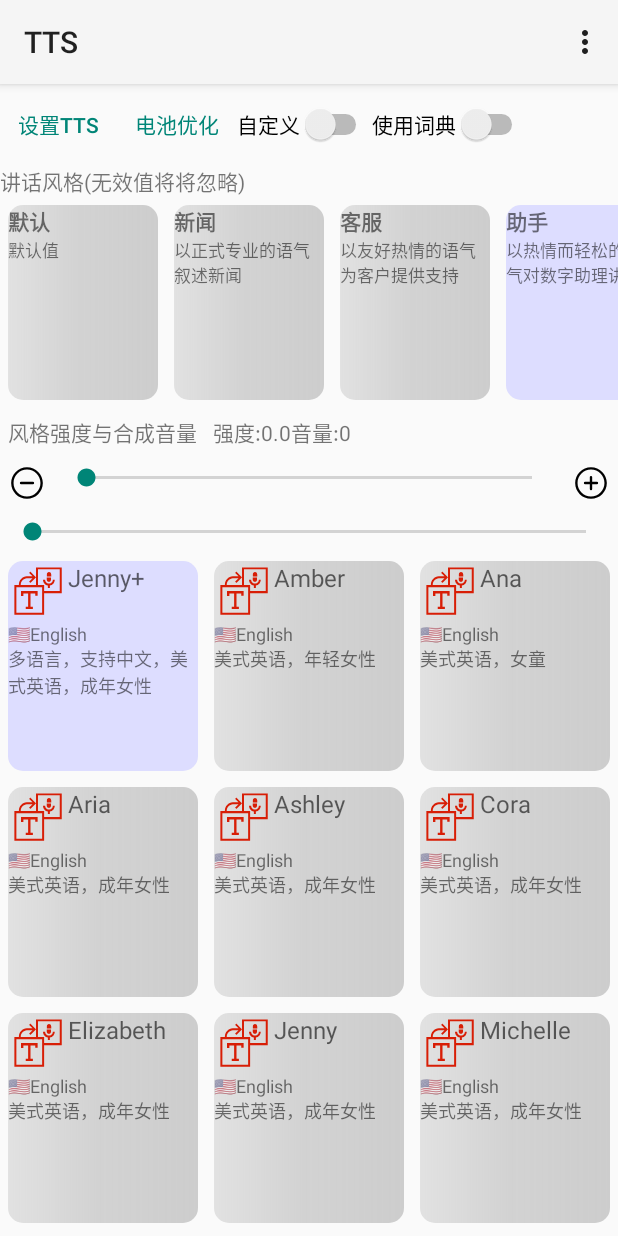
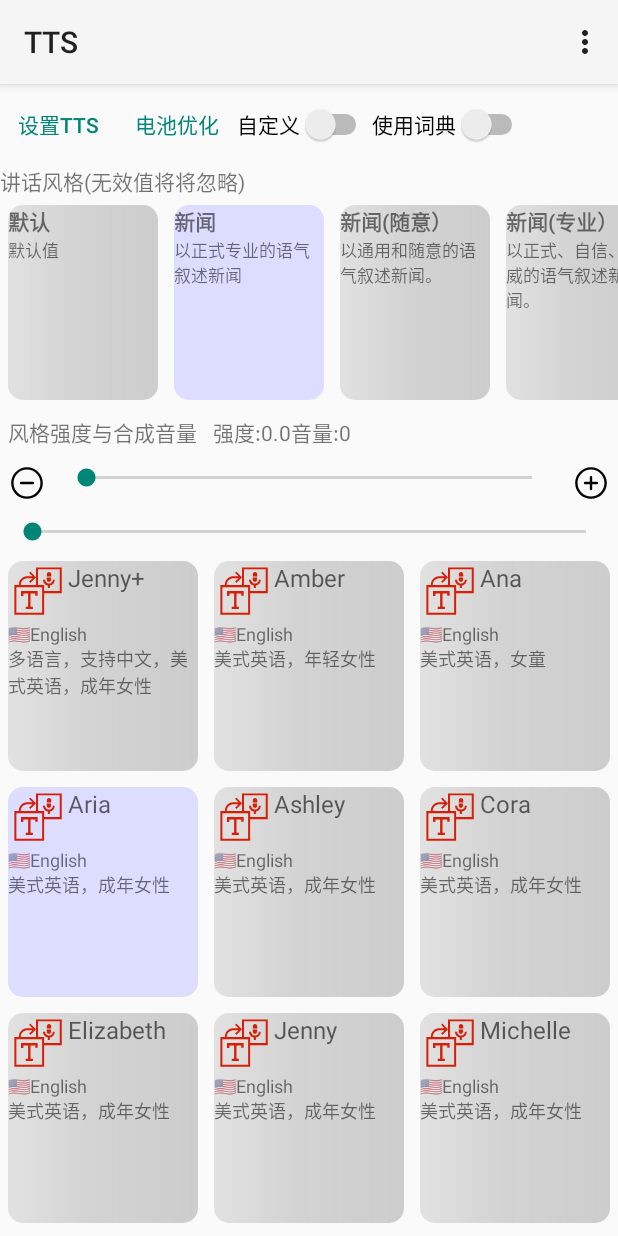
Before and after one commit to ag2s20150909/TTS, an Android app: the screen it shows after launch (MainActivity), in the options menu, after a tap on "检查更新", on a phone screen of 412 x 824 dp. Run offline under Robolectric (Android 15) with nearby library versions, the phone set to English and light mode, and no system bars; libraries missing offline, so code that uses them is left out: okhttp3.dnsoverhttps; 16 statements that could not run were skipped.

```diff
--- a/app/src/main/java/me/ag2s/tts/APP.java
+++ b/app/src/main/java/me/ag2s/tts/APP.java
@@ -55,6 +55,7 @@
                                     getByName("223.6.6.6"),
                                     getByName("2400:3200::1"),
                                     getByName("2400:3200:baba::1"))
+                            //.url(HttpUrl.get("https://dns.google.com/dns-query"))
                             .includeIPv6(true)
                             .build();
                     okHttpClient = bootClient.newBuilder()
@@ -210,7 +211,6 @@
     @Override
     public void onCreate() {
         super.onCreate();
-        //Security.insertProviderAt(Conscrypt.newProvider(), 1);
         mContext = this.getApplicationContext();
     }
 
--- a/app/src/main/java/me/ag2s/tts/MainActivity.java
+++ b/app/src/main/java/me/ag2s/tts/MainActivity.java
@@ -31,12 +31,11 @@
 import androidx.recyclerview.widget.LinearLayoutManager;
 import androidx.recyclerview.widget.RecyclerView;
 
-import org.json.JSONObject;
+import org.json.JSONArray;
 
 import java.math.BigDecimal;
 import java.util.List;
 import java.util.Locale;
-import java.util.Objects;
 import java.util.concurrent.atomic.AtomicInteger;
 
 import me.ag2s.tts.adapters.TtsActorAdapter;
@@ -238,18 +237,14 @@
     }
 
 
-
     @Override
-    protected void onStop() {
-        super.onStop();
-
+    protected void onDestroy() {
+        super.onDestroy();
         if (textToSpeech != null) {
             textToSpeech.stop();
             textToSpeech.shutdown();
         }
     }
-
-
 
     @Override
     public boolean onCreateOptionsMenu(Menu menu) {
@@ -312,36 +307,43 @@
         new Thread(() -> {
 
             try {
-                String url = "https://fastly.jsdelivr.net/gh/ag2s20150909/TTS@release/output-metadata.json";
-                JSONObject json = Objects.requireNonNull(new JSONObject(HttpTool.httpGet(url)).optJSONArray("elements")).optJSONObject(0);
-                String fileName = json.optString("outputFile");
-                BigDecimal versionName = new BigDecimal(json.optString("versionName").split("_")[1].trim());
+                String url = "https://api.github.com/repos/ag2s20150909/TTS/tags";
+                String s = HttpTool.httpGet(url);
+                Log.e(TAG, s);
+                String tag = new JSONArray(s).getJSONObject(0).getString("name");
+                Log.e(TAG, tag);
+
+
+                BigDecimal versionName = new BigDecimal(tag.split("_")[1].trim());
                 PackageManager pm = MainActivity.this.getPackageManager();
                 PackageInfo pi = pm.getPackageInfo(MainActivity.this.getPackageName(), 0);
                 BigDecimal appVersionName = new BigDecimal(pi.versionName.split("_")[1].trim());
-                Log.d(TAG, appVersionName.toString() + "\n" + versionName.toString());
+                Log.d(TAG, appVersionName + "\n" + versionName);
                 if (appVersionName.compareTo(versionName) < 0) {
                     Log.d(TAG, "需要更新。");
-                    downLoadAndInstall(fileName);
+                    downLoadAndInstall(tag);
                 } else {
-                    //downLoadAndInstall(fileName);
+                    //downLoadAndInstall(tag);
                     Log.d(TAG, "不需要更新。");
                     runOnUiThread(() -> Toast.makeText(MainActivity.this, "不需要更新", Toast.LENGTH_LONG).show());
                 }
             } catch (Exception e) {
+                Log.e(TAG, "", e);
                 e.printStackTrace();
             }
         }).start();
     }
 
-    private void downLoadAndInstall(String appName) {
+    private void downLoadAndInstall(String tag) {
         try {
-            String url = "https://fastly.jsdelivr.net/gh/ag2s20150909/TTS@release/" + appName;
+            //String url = "https://fastly.jsdelivr.net/gh/ag2s20150909/TTS@release/TTS_release_v" + tag+".apk";
+            String downUrl = "https://github.com/ag2s20150909/TTS/releases/download/" + tag + "/TTS_release_v" + tag + ".apk";
 
+            Log.e(TAG, downUrl);
             runOnUiThread(() -> new AlertDialog.Builder(MainActivity.this)
                     .setTitle("有新版本")
-                    .setMessage("发现新版本:\n" + appName + "\n如需更新，点击确定，将跳转到浏览器下载。如不想更新，点击取消，将不再自动检查更新，直到你清除应用数据。你可以到右上角菜单手动检查更新。")
-                    .setPositiveButton("确定", (dialog, which) -> HttpTool.downLoadFile(url, getExternalCacheDir().getAbsolutePath() + "/" + appName, new HttpTool.DownloadCallBack() {
+                    .setMessage("发现新版本:\n" + tag + "\n如需更新，点击确定，将跳转到浏览器下载。如不想更新，点击取消，将不再自动检查更新，直到你清除应用数据。你可以到右上角菜单手动检查更新。")
+                    .setPositiveButton("确定", (dialog, which) -> HttpTool.downLoadFile(downUrl, getExternalCacheDir().getAbsolutePath() + "/TTS_release_v" + tag + ".apk", new HttpTool.DownloadCallBack() {
                         @Override
                         public void onSuccess(String path) {
                             new ApkInstall(getApplicationContext()).installAPK(path);
@@ -350,7 +352,7 @@
                         @Override
                         public void onError(String err) {
                             Intent intent = new Intent(Intent.ACTION_VIEW);
-                            intent.setData(Uri.parse(url));
+                            intent.setData(Uri.parse(downUrl));
                             intent.setFlags(Intent.FLAG_ACTIVITY_NEW_TASK);
                             startActivity(intent);
                         }
--- a/app/src/main/java/me/ag2s/tts/services/TtsConfig.java
+++ b/app/src/main/java/me/ag2s/tts/services/TtsConfig.java
@@ -6,8 +6,7 @@
 import org.jetbrains.annotations.NotNull;
 
 @SuppressWarnings("unused")
-public class
-TtsConfig {
+public class TtsConfig {
     private final boolean sentenceBoundaryEnabled;
     @SuppressWarnings("FieldCanBeLocal")
     private final boolean wordBoundaryEnabled;
--- a/app/src/main/java/me/ag2s/tts/services/TtsFormatManger.java
+++ b/app/src/main/java/me/ag2s/tts/services/TtsFormatManger.java
@@ -69,10 +69,6 @@
     public List<TtsOutputFormat> getFormats() {
         return formats;
     }
-    @SuppressWarnings("unuse")
-    public int size() {
-        return formats.size();
-    }
 
     public TtsOutputFormat getFormat(int index) {
         if (index > formats.size() - 1 || index < 0) {
--- a/app/src/main/java/me/ag2s/tts/services/TtsStyle.java
+++ b/app/src/main/java/me/ag2s/tts/services/TtsStyle.java
@@ -2,8 +2,6 @@
 
 import androidx.annotation.NonNull;
 import androidx.annotation.Nullable;
-
-import java.math.BigDecimal;
 
 /**
  * TTS的说话风格
--- a/app/src/main/java/me/ag2s/tts/services/TtsStyleManger.java
+++ b/app/src/main/java/me/ag2s/tts/services/TtsStyleManger.java
@@ -1,4 +1,6 @@
 package me.ag2s.tts.services;
+
+import android.util.Log;
 
 import androidx.annotation.NonNull;
 
@@ -19,23 +21,32 @@
     private final List<TtsStyle> styles;
 
     private TtsStyleManger() {
-        styles = new ArrayList<>(16);
+        styles = new ArrayList<>(21);
         styles.add(new TtsStyle("默认", "Default", "默认值"));
         styles.add(new TtsStyle("新闻", "newscast", "以正式专业的语气叙述新闻"));
+        styles.add(new TtsStyle("新闻(随意）", "newscast-casual", "以通用和随意的语气叙述新闻。"));
+        styles.add(new TtsStyle("新闻(专业）", "newscast-formal", "以正式、自信、权威的语气叙述新闻。"));
         styles.add(new TtsStyle("客服", "customerservice", "以友好热情的语气为客户提供支持"));
         styles.add(new TtsStyle("助手", "assistant", "以热情而轻松的语气对数字助理讲话"));
         styles.add(new TtsStyle("闲聊", "chat", "以轻松、随意的语气闲聊"));
-        styles.add(new TtsStyle("冷静", "calm", "以沉着冷静的态度说话。 语气、音调、韵律与其他语音类型相比要统一得多。"));
-        styles.add(new TtsStyle("欢快", "cheerful", "以较高的音调和音量表达欢快、热情的语气"));
-        styles.add(new TtsStyle("悲伤", "sad", "以较高的音调、较低的强度和较低的音量表达悲伤的语气。 这种情绪的常见特征是说话时呜咽或哭泣。"));
-        styles.add(new TtsStyle("恼怒", "angry", "以较低的音调、较高的强度和较高的音量来表达恼怒的语气。 说话者处于愤怒、生气和被冒犯的状态。"));
-        styles.add(new TtsStyle("恐惧", "fearful", "以较高的音调、较高的音量和较快的语速来表达恐惧、紧张的语气。 说话者处于紧张和不安的状态。"));
-        styles.add(new TtsStyle("蔑视", "disgruntled", "表达轻蔑和抱怨的语气。 这种情绪的语音表现出不悦和蔑视。"));
-        styles.add(new TtsStyle("严肃", "serious", "表达严肃和命令的语气。 说话者的声音通常比较僵硬，节奏也不那么轻松。"));
-        styles.add(new TtsStyle("亲切", "affectionate", "以较高的音调和音量表达温暖而亲切的语气。 说话者处于吸引听众注意力的状态。 说话者的“个性”往往是讨人喜欢的。"));
-        styles.add(new TtsStyle("温和", "gentle", "以较低的音调和音量表达温和、礼貌和愉快的语气"));
+        styles.add(new TtsStyle("冷静", "calm", "以沉着冷静的态度说话。 语气、音调、韵律与其他语音类型相比要统一得多。"));//Calm
+        styles.add(new TtsStyle("欢快", "cheerful", "以较高的音调和音量表达欢快、热情的语气"));//Cheerful Happy
+        styles.add(new TtsStyle("悲伤", "sad", "以较高的音调、较低的强度和较低的音量表达悲伤的语气。 这种情绪的常见特征是说话时呜咽或哭泣。"));//Sad
+        styles.add(new TtsStyle("恼怒", "angry", "以较低的音调、较高的强度和较高的音量来表达恼怒的语气。 说话者处于愤怒、生气和被冒犯的状态。")); //Angry
+        styles.add(new TtsStyle("恐惧", "fearful", "以较高的音调、较高的音量和较快的语速来表达恐惧、紧张的语气。 说话者处于紧张和不安的状态。"));//Fearful,Nervous
+        styles.add(new TtsStyle("抱怨", "disgruntled", "表达轻蔑和抱怨的语气。 这种情绪的语音表现出不悦和蔑视。"));// Disgruntled Complaining
+        styles.add(new TtsStyle("严肃", "serious", "表达严肃和命令的语气。 说话者的声音通常比较僵硬，节奏也不那么轻松。"));//Serious Strict
+        styles.add(new TtsStyle("亲切", "affectionate", "以较高的音调和音量表达温暖而亲切的语气。 说话者处于吸引听众注意力的状态。 说话者的“个性”往往是讨人喜欢的。"));//Affectionate Cutesy
+        styles.add(new TtsStyle("温和", "gentle", "以较低的音调和音量表达温和、礼貌和愉快的语气"));//Gentle
         styles.add(new TtsStyle("优美", "lyrical", "以优美又带感伤的方式表达情感"));
-        styles.add(new TtsStyle("测试", "narration", "以较高的音调和音量表达欢快、热情的语气"));
+        styles.add(new TtsStyle("专业旁白", "narration-professional", "对内容阅读表达专业、客观的语气。（云扬，Aria）"));
+        styles.add(new TtsStyle("尴尬", "embarrassed", "在说话者感到不舒适时表达不确定、犹豫的语气"));//Shy
+        styles.add(new TtsStyle("同情心", "empathetic", "表达出一种关怀和理解的感觉。"));
+        styles.add(new TtsStyle("沮丧", "depressed", "调低音调和音量来表达忧郁、沮丧的语气"));//Depressed
+        //styles.add(new TtsStyle("嫉妒","envy","Envy"));//Envy
+
+        Log.e("Style", styles.size() + "");
+
 
     }
 
--- a/app/src/main/java/me/ag2s/tts/utils/HttpTool.java
+++ b/app/src/main/java/me/ag2s/tts/utils/HttpTool.java
@@ -1,7 +1,6 @@
 package me.ag2s.tts.utils;
 
 import android.util.Log;
-import android.webkit.WebSettings;
 
 import androidx.annotation.NonNull;
 
--- a/gradle.properties
+++ b/gradle.properties
@@ -18,3 +18,6 @@
 android.enableR8.fullMode=true
 android.enableResourceOptimizations=true
 android.suppressUnsupportedCompileSdk=32
+android.enableNewResourceShrinker=true
+android.experimental.enableNewResourceShrinker.preciseShrinking=true
+org.gradle.caching=true
```
Also changed, not shown: app/build.gradle (+26 -19 lines), app/src/main/AndroidManifest.xml (+20 -7 lines), app/src/main/java/me/ag2s/tts/services/TTSService.java (+59 -22 lines), app/src/main/java/me/ag2s/tts/services/TtsActorManger.java (+15 -1 lines), build.gradle (+3 -27 lines), settings.gradle (+14 -0 lines), gradle/wrapper/gradle-wrapper.properties, 3 other files.
